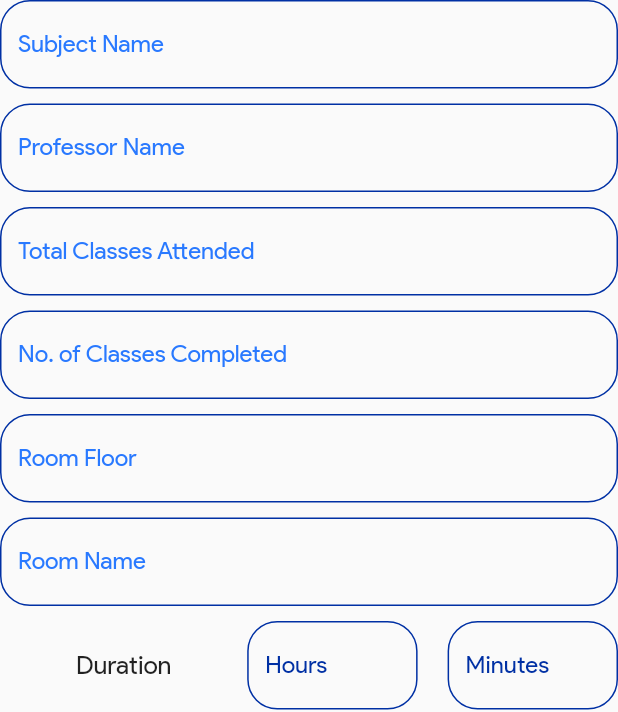
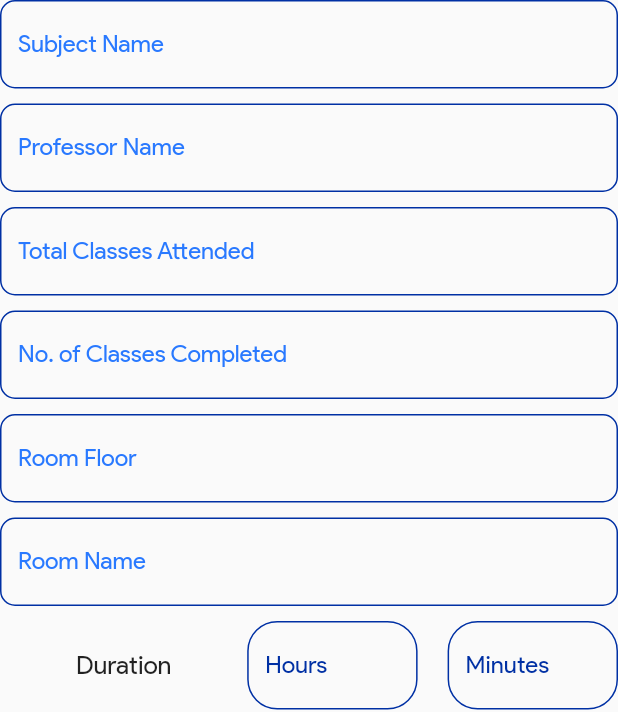
Before and after one commit to RoshanJose7/remind_me, a Flutter app: the AddSubject widget shown alone on an empty page, opened directly, on a phone screen of 412 x 824 dp. Shown: the top 712 px of the screen. Run offline on Flutter 3.47's test engine with Material 2 defaults, Android fonts, the phone set to English and light mode, and no system bars; our stand-ins replace file_picker, flutter_datetime_picker, fluttertoast, font_awesome_flutter, liquid_swipe, percent_indicator and 1 more; accounts and stored records are empty.

```diff
--- a/lib/pages/AddSubject.dart
+++ b/lib/pages/AddSubject.dart
@@ -37,15 +37,15 @@ class _AddSubjectState extends State<AddSubject> {
           labelText: "Subject Name",
           labelStyle: TextStyle(color: theme.primaryColor),
           border: OutlineInputBorder(
-            borderRadius: BorderRadius.all(Radius.circular(20)),
+            borderRadius: BorderRadius.all(Radius.circular(10)),
           ),
           enabledBorder: OutlineInputBorder(
-            borderSide: BorderSide(color: theme.shadowColor, width: 1.0),
-            borderRadius: BorderRadius.all(Radius.circular(20)),
+            borderSide: BorderSide(color: theme.shadowColor, width: 1),
+            borderRadius: BorderRadius.all(Radius.circular(10)),
           ),
           focusedBorder: OutlineInputBorder(
-            borderSide: BorderSide(color: theme.shadowColor, width: 2.0),
-            borderRadius: BorderRadius.all(Radius.circular(20)),
+            borderSide: BorderSide(color: theme.shadowColor, width: 2),
+            borderRadius: BorderRadius.all(Radius.circular(10)),
           ),
         ),
         validator: (String? val) {
@@ -62,15 +62,15 @@ class _AddSubjectState extends State<AddSubject> {
           labelText: "Professor Name",
           labelStyle: TextStyle(color: theme.primaryColor),
           border: OutlineInputBorder(
-            borderRadius: BorderRadius.all(Radius.circular(20)),
+            borderRadius: BorderRadius.all(Radius.circular(10)),
           ),
           enabledBorder: OutlineInputBorder(
-            borderSide: BorderSide(color: theme.shadowColor, width: 1.0),
-            borderRadius: BorderRadius.all(Radius.circular(20)),
+            borderSide: BorderSide(color: theme.shadowColor, width: 1),
+            borderRadius: BorderRadius.all(Radius.circular(10)),
           ),
           focusedBorder: OutlineInputBorder(
-            borderSide: BorderSide(color: theme.shadowColor, width: 2.0),
-            borderRadius: BorderRadius.all(Radius.circular(20)),
+            borderSide: BorderSide(color: theme.shadowColor, width: 2),
+            borderRadius: BorderRadius.all(Radius.circular(10)),
           ),
         ),
         validator: (String? val) {
@@ -173,15 +173,15 @@ class _AddSubjectState extends State<AddSubject> {
           labelText: "Room Floor",
           labelStyle: TextStyle(color: theme.primaryColor),
           border: OutlineInputBorder(
-            borderRadius: BorderRadius.all(Radius.circular(20)),
+            borderRadius: BorderRadius.all(Radius.circular(10)),
           ),
           enabledBorder: OutlineInputBorder(
             borderSide: BorderSide(color: theme.shadowColor, width: 1.0),
-            borderRadius: BorderRadius.all(Radius.circular(20)),
+            borderRadius: BorderRadius.all(Radius.circular(10)),
           ),
           focusedBorder: OutlineInputBorder(
             borderSide: BorderSide(color: theme.shadowColor, width: 2.0),
-            borderRadius: BorderRadius.all(Radius.circular(20)),
+            borderRadius: BorderRadius.all(Radius.circular(10)),
           ),
         ),
         validator: (String? val) {
@@ -198,15 +198,15 @@ class _AddSubjectState extends State<AddSubject> {
           labelText: "Total Classes Attended",
           labelStyle: TextStyle(color: theme.primaryColor),
           border: OutlineInputBorder(
-            borderRadius: BorderRadius.all(Radius.circular(20)),
+            borderRadius: BorderRadius.all(Radius.circular(10)),
           ),
           enabledBorder: OutlineInputBorder(
             borderSide: BorderSide(color: theme.shadowColor, width: 1.0),
-            borderRadius: BorderRadius.all(Radius.circular(20)),
+            borderRadius: BorderRadius.all(Radius.circular(10)),
           ),
           focusedBorder: OutlineInputBorder(
             borderSide: BorderSide(color: theme.shadowColor, width: 2.0),
-            borderRadius: BorderRadius.all(Radius.circular(20)),
+            borderRadius: BorderRadius.all(Radius.circular(10)),
           ),
         ),
         validator: (String? val) {
@@ -222,15 +222,15 @@ class _AddSubjectState extends State<AddSubject> {
           labelText: "No. of Classes Completed",
           labelStyle: TextStyle(color: theme.primaryColor),
           border: OutlineInputBorder(
-            borderRadius: BorderRadius.all(Radius.circular(20)),
+            borderRadius: BorderRadius.all(Radius.circular(10)),
           ),
           enabledBorder: OutlineInputBorder(
             borderSide: BorderSide(color: theme.shadowColor, width: 1.0),
-            borderRadius: BorderRadius.all(Radius.circular(20)),
+            borderRadius: BorderRadius.all(Radius.circular(10)),
           ),
           focusedBorder: OutlineInputBorder(
             borderSide: BorderSide(color: theme.shadowColor, width: 2.0),
-            borderRadius: BorderRadius.all(Radius.circular(20)),
+            borderRadius: BorderRadius.all(Radius.circular(10)),
           ),
         ),
         validator: (String? val) {
@@ -245,15 +245,15 @@ class _AddSubjectState extends State<AddSubject> {
           labelText: "Room Name",
           labelStyle: TextStyle(color: theme.primaryColor),
           border: OutlineInputBorder(
-            borderRadius: BorderRadius.all(Radius.circular(20)),
+            borderRadius: BorderRadius.all(Radius.circular(10)),
           ),
           enabledBorder: OutlineInputBorder(
             borderSide: BorderSide(color: theme.shadowColor, width: 1.0),
-            borderRadius: BorderRadius.all(Radius.circular(20)),
+            borderRadius: BorderRadius.all(Radius.circular(10)),
           ),
           focusedBorder: OutlineInputBorder(
             borderSide: BorderSide(color: theme.shadowColor, width: 2.0),
-            borderRadius: BorderRadius.all(Radius.circular(20)),
+            borderRadius: BorderRadius.all(Radius.circular(10)),
           ),
         ),
         validator: (String? val) {
--- a/lib/pages/AllSubjects.dart
+++ b/lib/pages/AllSubjects.dart
@@ -188,6 +188,8 @@ class _AllSubjectsState extends State<AllSubjects>
           child: SlideTransition(
             position: _tween.animate(_controller),
             child: DraggableScrollableSheet(
+              maxChildSize: 0.82,
+              minChildSize: 0.4,
               expand: true,
               builder: (_, controller) {
                 return SingleChildScrollView(
@@ -195,7 +197,9 @@ class _AllSubjectsState extends State<AllSubjects>
                   child: Container(
                     width: width,
                     decoration: BoxDecoration(
-                      color: _theme.backgroundColor,
+                      color: Colors.white,
+                      border:
+                          Border.all(color: _theme.backgroundColor, width: 5),
                       borderRadius: BorderRadius.only(
                         topLeft: Radius.circular(30),
                         topRight: Radius.circular(30),
```
Also changed, not shown: lib/pages/AddTask.dart (+10 -12 lines), lib/pages/Tasks.dart (+8 -2 lines).
